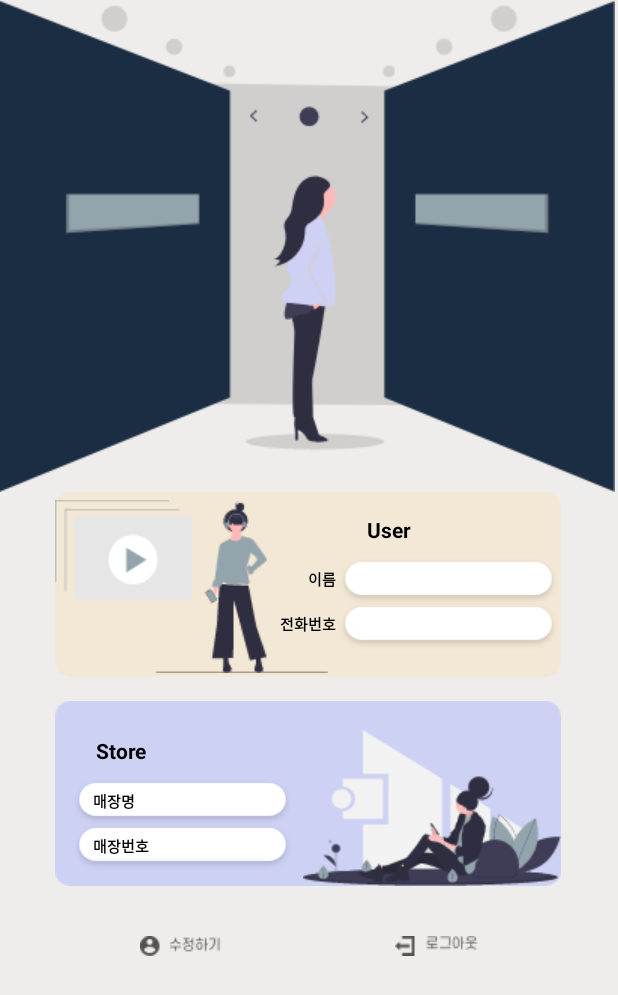
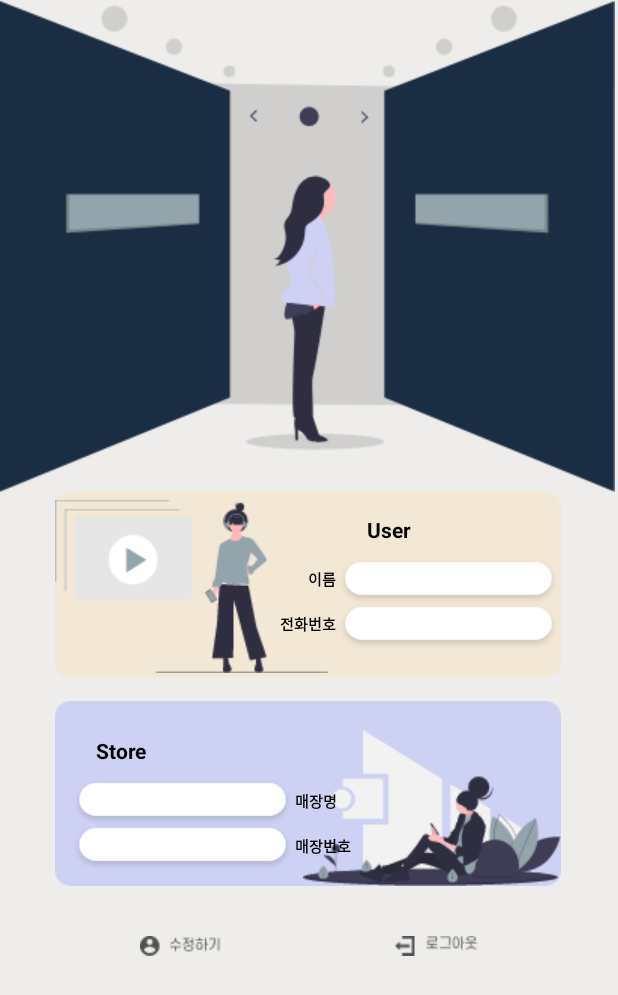
Before and after one commit to kouym7979/SM-Capstone, an Android app: the MyPageActivity screen opened directly, with no data from a screen before it, on a phone screen of 412 x 824 dp. Shown: the top 995 px of the screen. Run offline under Robolectric (Android 15) with nearby library versions, the light colour scheme and no system bars; our stand-ins replace Firebase (no records; nobody signed in at launch, a user with empty details on screens opened directly); 2 statements that could not run were skipped.

Commit message:
Refactoring myPage
Refactoring myPage

```diff
--- a/app/src/main/res/layout/activity_my_page.xml
+++ b/app/src/main/res/layout/activity_my_page.xml
@@ -162,13 +162,27 @@
         android:layout_width="wrap_content"
         android:layout_height="wrap_content"
         android:layout_marginTop="16dp"
-        android:layout_marginLeft="15dp"
         android:fontFamily="sans-serif-black"
         android:text="매장명"
         android:textColor="#000000"
         android:textSize="10sp"
+        android:textStyle="bold"
+        app:layout_constraintStart_toEndOf="@id/storeNameBlank"
+        app:layout_constraintTop_toTopOf="@id/storeNameBlank" />
+
+    <EditText
+        android:id="@+id/mpStoreNameEdit"
+        android:layout_width="wrap_content"
+        android:layout_height="wrap_content"
+        android:inputType="textPersonName"
+        android:textSize="12sp"
+        android:ems="8"
+        android:background="@null"
+        android:layout_marginStart="15dp"
+        android:layout_marginTop="12dp"
+        app:layout_constraintTop_toTopOf="@id/storeNameBlank"
         app:layout_constraintStart_toStartOf="@id/storeNameBlank"
-        app:layout_constraintTop_toTopOf="@id/storeNameBlank"/>
+        />
 
     <ImageView
         android:id="@+id/storeNumBlank"
@@ -180,18 +194,32 @@
         app:layout_constraintLeft_toLeftOf="@id/myPageImage3"
         app:layout_constraintTop_toBottomOf="@id/myPageStoreText"
         />
+
+    <EditText
+        android:id="@+id/mpStoreNumEdit"
+        android:layout_width="wrap_content"
+        android:layout_height="wrap_content"
+        android:inputType="textPersonName"
+        android:textSize="12sp"
+        android:ems="8"
+        android:background="@null"
+        android:layout_marginStart="15dp"
+        android:layout_marginTop="12dp"
+        app:layout_constraintTop_toTopOf="@id/storeNumBlank"
+        app:layout_constraintStart_toStartOf="@id/storeNumBlank"
+        />
     <TextView
         android:id="@+id/storeNumtv"
         android:layout_width="wrap_content"
         android:layout_height="wrap_content"
         android:layout_marginTop="16dp"
-        android:layout_marginLeft="15dp"
         android:fontFamily="sans-serif-black"
         android:text="매장번호"
         android:textColor="#000000"
         android:textSize="10sp"
-        app:layout_constraintStart_toStartOf="@id/storeNumBlank"
-        app:layout_constraintTop_toTopOf="@id/storeNumBlank"/>
+        android:textStyle="bold"
+        app:layout_constraintStart_toEndOf="@id/storeNumBlank"
+        app:layout_constraintTop_toTopOf="@id/storeNumBlank" />
 
     <ImageButton
         android:id="@+id/modify_btn"
--- a/app/src/main/res/layout/activity_signup_acitivity.xml
+++ b/app/src/main/res/layout/activity_signup_acitivity.xml
@@ -239,8 +239,6 @@
         app:layout_constraintEnd_toEndOf="parent"
         android:inputType="phone" />
 
-
-
     <CheckBox
         android:id="@+id/manager"
         android:layout_width="wrap_content"
```
